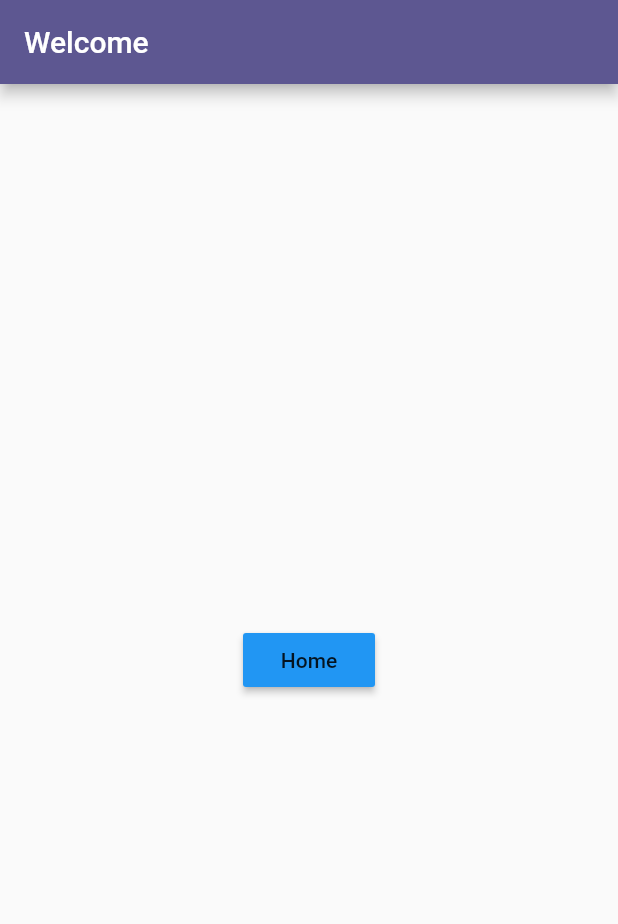
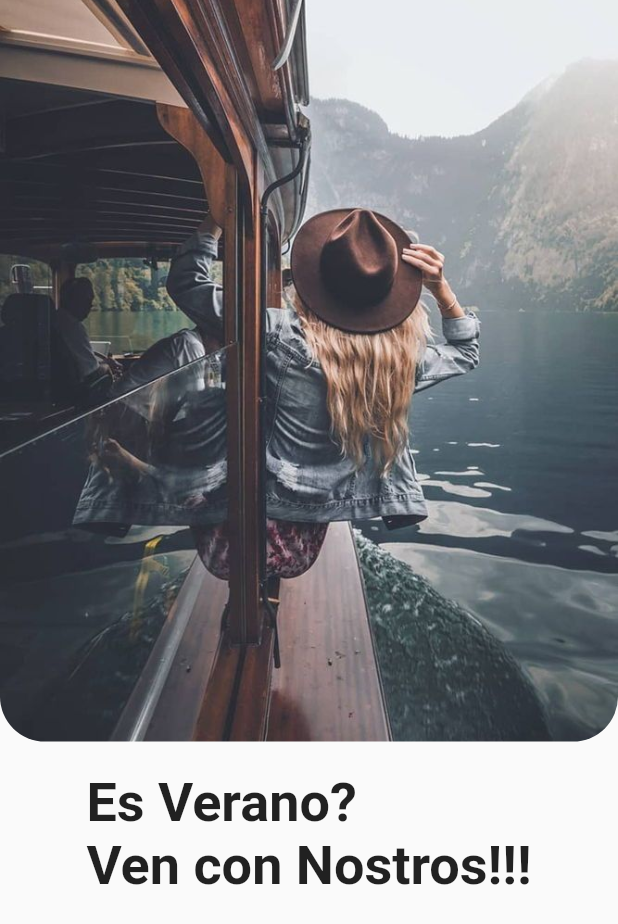
Before and after one commit to GuillermoPerez32/fortour, a Flutter app: the screen it shows after launch, on a phone screen of 412 x 824 dp. Shown: the top 924 px of the screen. Run offline on Flutter 3.47's test engine with Material 2 defaults, Android fonts, the phone set to English and light mode, and no system bars; our stand-ins replace firebase_core; accounts and stored records are empty; Roboto replaces fonts that are missing (Merriweather).

Commit message:
Feat: adding welcome page

```diff
--- a/lib/src/ui/pages/welcome.dart
+++ b/lib/src/ui/pages/welcome.dart
@@ -1,5 +1,4 @@
 import 'package:flutter/material.dart';
-import 'package:fortour/src/ui/pages/home.dart';
 
 class WelcomePage extends StatelessWidget {
   const WelcomePage({super.key});
@@ -8,17 +7,50 @@ class WelcomePage extends StatelessWidget {
 
   @override
   Widget build(BuildContext context) {
+    final size = MediaQuery.of(context).size;
     return Scaffold(
-      appBar: AppBar(
-        title: const Text('Welcome'),
+      body: Column(
+        children: [
+          Container(
+            height: size.height * .6,
+            decoration: const BoxDecoration(
+              borderRadius: BorderRadius.vertical(
+                bottom: Radius.circular(30),
+              ),
+              image: DecorationImage(
+                fit: BoxFit.cover,
+                image: AssetImage(
+                  'assets/images/welcome.jpg',
+                ),
+              ),
+            ),
+          ),
+          Padding(
+            padding: const EdgeInsets.all(20.0),
+            child: Column(
+              mainAxisAlignment: MainAxisAlignment.start,
+              crossAxisAlignment: CrossAxisAlignment.start,
+              children: const [
+                Text(
+                  'Es Verano?\nVen con Nostros!!!',
+                  textAlign: TextAlign.start,
+                  style: TextStyle(
+                    fontWeight: FontWeight.bold,
+                    fontSize: 36,
+                  ),
+                ),
+              ],
+            ),
+          ),
+        ],
       ),
-      body: Center(
-        child: MaterialButton(
-          onPressed: () => Navigator.of(context).popAndPushNamed(HomePage.name),
-          color: Theme.of(context).primaryColor,
-          child: const Text('Home'),
-        ),
-      ),
+      // body: Center(
+      //   child: MaterialButton(
+      //     onPressed: () => Navigator.of(context).popAndPushNamed(HomePage.name),
+      //     color: Theme.of(context).primaryColor,
+      //     child: const Text('Home'),
+      //   ),
+      // ),
     );
   }
 }
```
Also changed, not shown: assets/images/welcome.jpg (renamed from assets/welcome.jpg).
